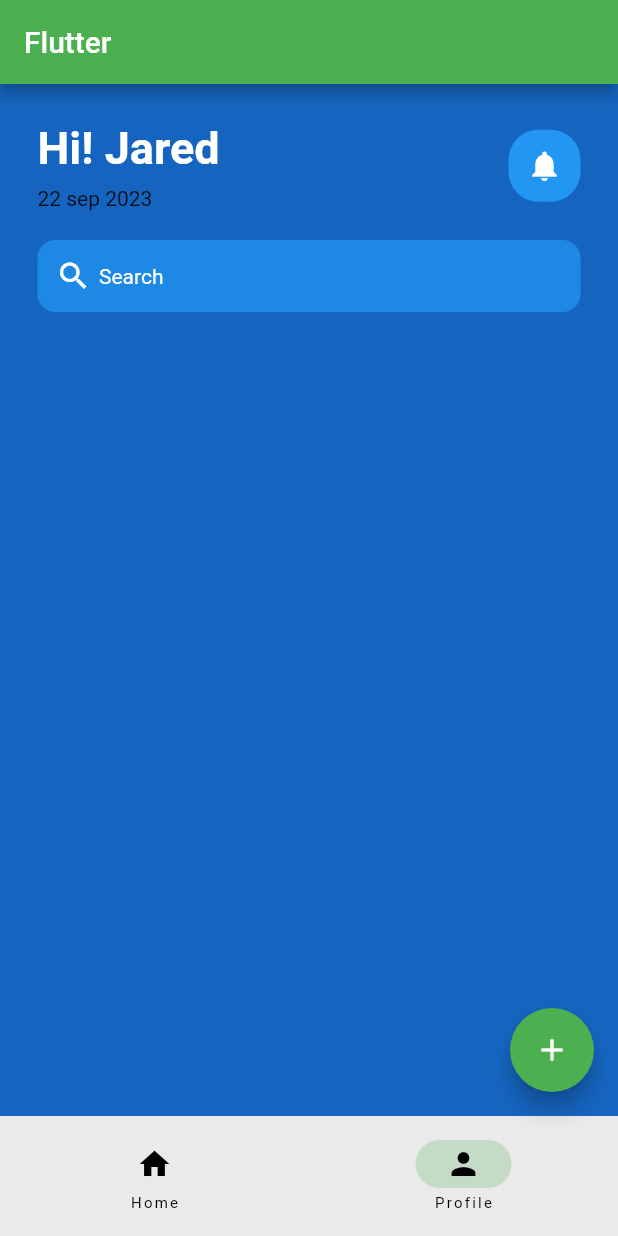
After one commit to AAYUSH-droid/Flutter-guide, a Flutter app: the screen it shows after launch, item 2 of the bottom bar chosen, on a phone screen of 412 x 824 dp. The commit adds this screen. Run offline on Flutter 3.47's test engine with Material 2 defaults, Android fonts, the phone set to English and light mode, and no system bars.

Commit message:
profile page

```diff
--- a/lib/main.dart
+++ b/lib/main.dart
@@ -1,5 +1,6 @@
 import 'package:flutter/material.dart';
 import 'package:myapp/home_page.dart';
+import 'package:myapp/profile_page.dart';
 
 void main() => runApp(const MyApp());
 
@@ -28,6 +29,10 @@ class RootPage extends StatefulWidget {
 
 class _RootPageState extends State<RootPage> {
   int currentPage = 0;
+  List<Widget> pages = const [
+    HomePage(),
+    ProfilePage(),
+  ];
   @override
   Widget build(BuildContext context) {
     //Scaffold contains a appbar, body and navigaton bar
@@ -35,7 +40,8 @@ class _RootPageState extends State<RootPage> {
       appBar: AppBar(
         title: const Text('Flutter'),
       ),
-      body: const HomePage(),
+      // body: const HomePage(),
+      body: pages[currentPage],
       floatingActionButton: FloatingActionButton(
         onPressed: () {
           debugPrint('Button presses');
--- /dev/null
+++ b/lib/profile_page.dart
@@ -0,0 +1,89 @@
+import 'package:flutter/material.dart';
+
+class ProfilePage extends StatefulWidget {
+  const ProfilePage({super.key});
+
+  @override
+  State<ProfilePage> createState() => _ProfilePageState();
+}
+
+class _ProfilePageState extends State<ProfilePage> {
+  @override
+  Widget build(BuildContext context) {
+    return Scaffold(
+      backgroundColor: Colors.blue[800],
+      body: SafeArea(
+        child: Padding(
+          padding: const EdgeInsets.all(25.0),
+          child: Column(children: [
+            Row(
+              mainAxisAlignment: MainAxisAlignment.spaceBetween,
+              children: [
+                const Column(
+                  crossAxisAlignment: CrossAxisAlignment.start,
+                  children: [
+                    Text(
+                      'Hi! Jared',
+                      style: TextStyle(
+                        color: Colors.white,
+                        fontSize: 30,
+                        fontWeight: FontWeight.bold,
+                      ),
+                    ),
+                    SizedBox(
+                      height: 8,
+                    ),
+                    Text(
+                      '22 sep 2023',
+                    ),
+                  ],
+                ),
+                Container(
+                  decoration: BoxDecoration(
+                    color: Colors.blue,
+                    borderRadius: BorderRadius.circular(20),
+                  ),
+                  padding: const EdgeInsets.all(12),
+                  child: const Icon(
+                    Icons.notifications,
+                    color: Colors.white,
+                  ),
+                )
+              ],
+            ),
+            const SizedBox(
+              height: 20,
+            ),
+            //Search bar
+            // ignore: avoid_unnecessary_containers
+            Container(
+              decoration: BoxDecoration(
+                color: Colors.blue[600],
+                borderRadius: BorderRadius.circular(12),
+              ),
+              // ignore: prefer_const_constructors
+              padding: EdgeInsets.all(12),
+              child: const Row(
+                children: [
+                  Icon(
+                    Icons.search,
+                    color: Colors.white,
+                  ),
+                  SizedBox(
+                    width: 5,
+                  ),
+                  Text(
+                    'Search',
+                    style: TextStyle(
+                      color: Colors.white,
+                    ),
+                  ),
+                ],
+              ),
+            )
+          ]),
+        ),
+      ),
+    );
+  }
+}
```
